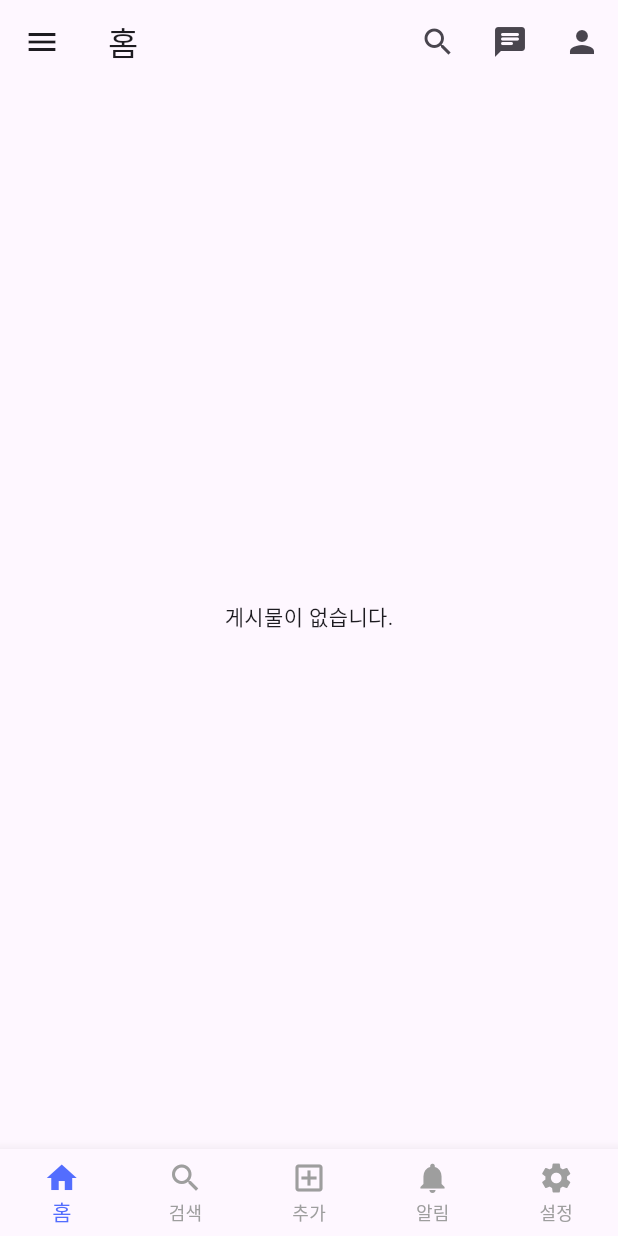
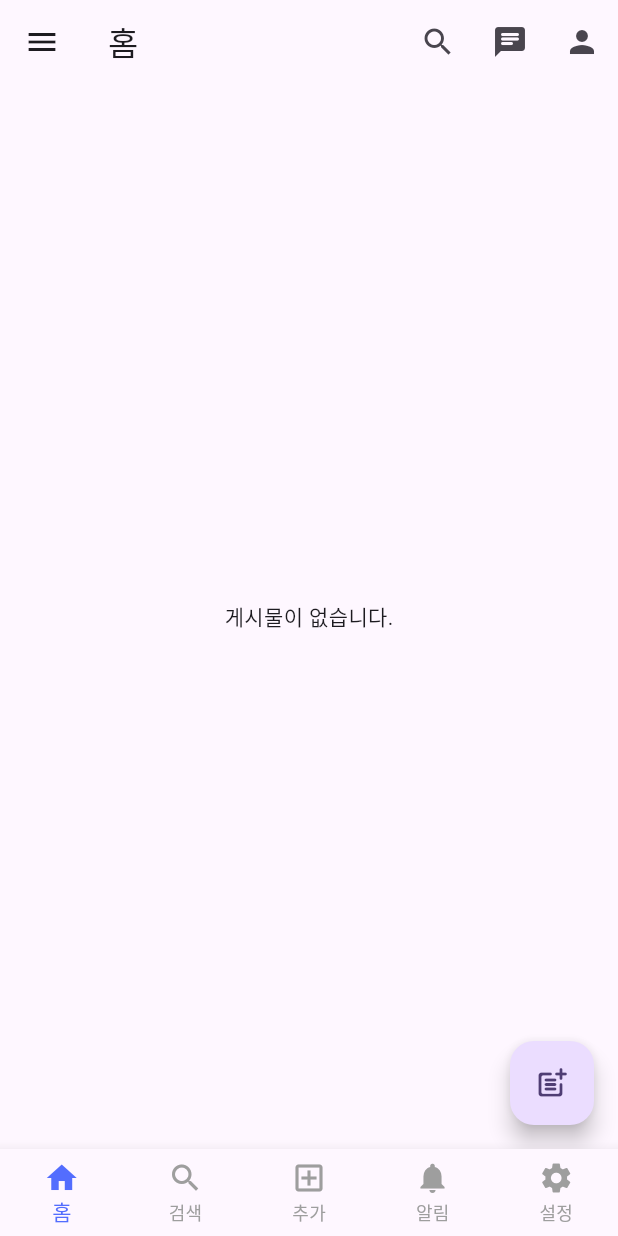
Before and after one commit to kumgold/blind-clone-flutter, a Flutter app: the screen it shows after launch, on a phone screen of 412 x 824 dp. Run offline on Flutter 3.47's test engine with Material 3 defaults, Android fonts, the light colour scheme and no system bars; our stand-ins replace equatable, firebase_core, firebase_database, flutter_bloc; accounts and stored records are empty.

Commit message:
📝 refactor homs_screen
- Floating button

```diff
--- a/blind-clone/lib/ui/home/home_screen.dart
+++ b/blind-clone/lib/ui/home/home_screen.dart
@@ -26,14 +26,16 @@ class _HomeScreenState extends State<HomeScreen> {
 
   @override
   Widget build(BuildContext context) {
-    return Center(
+    return Scaffold(
+      body: Center(
         child: BlocBuilder<HomeBloc, HomeState>(
           builder: (context, state) {
             if (state is HomeInitial) {
-            return Text('home initial');
+              return Center();
             }
+
             if (state is HomeLoading) {
-            return Text('home loading');
+              return Center(child: CircularProgressIndicator());
             }
 
             if (state is HomeResult) {
@@ -63,8 +65,13 @@ class _HomeScreenState extends State<HomeScreen> {
                 ),
               );
             }
-          return Text('error state');
+            return Text('');
           },
+        ),
+      ),
+      floatingActionButton: FloatingActionButton(
+        onPressed: () => {},
+        child: const Icon(Icons.post_add_rounded),
       ),
     );
   }
```
Lines whose indentation alone changed are shown as unchanged.
